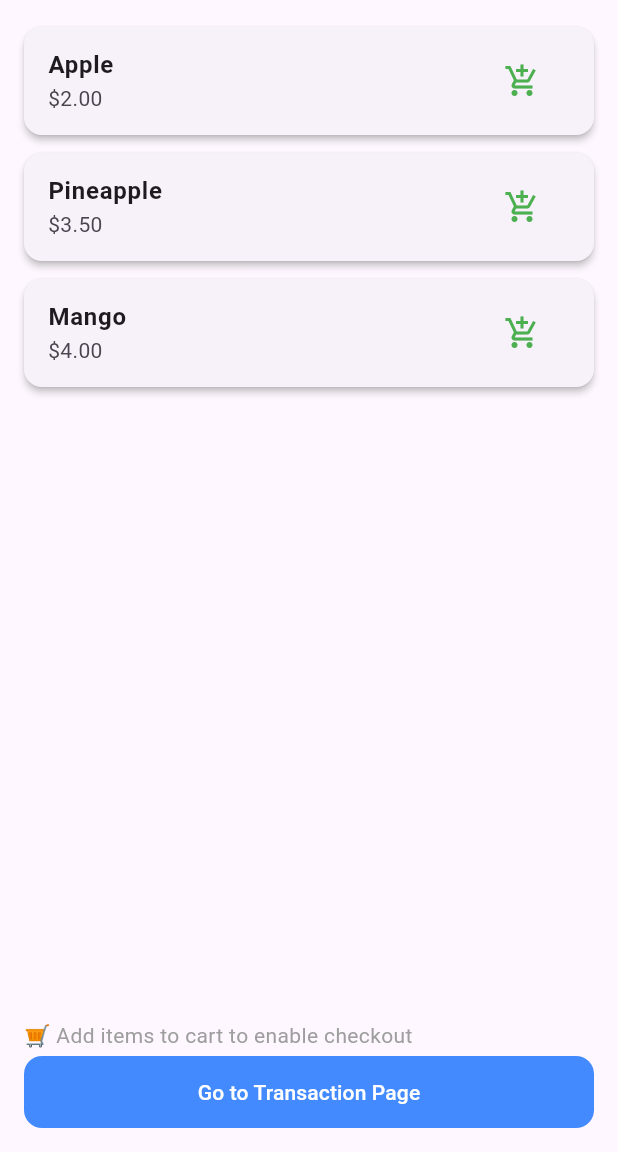
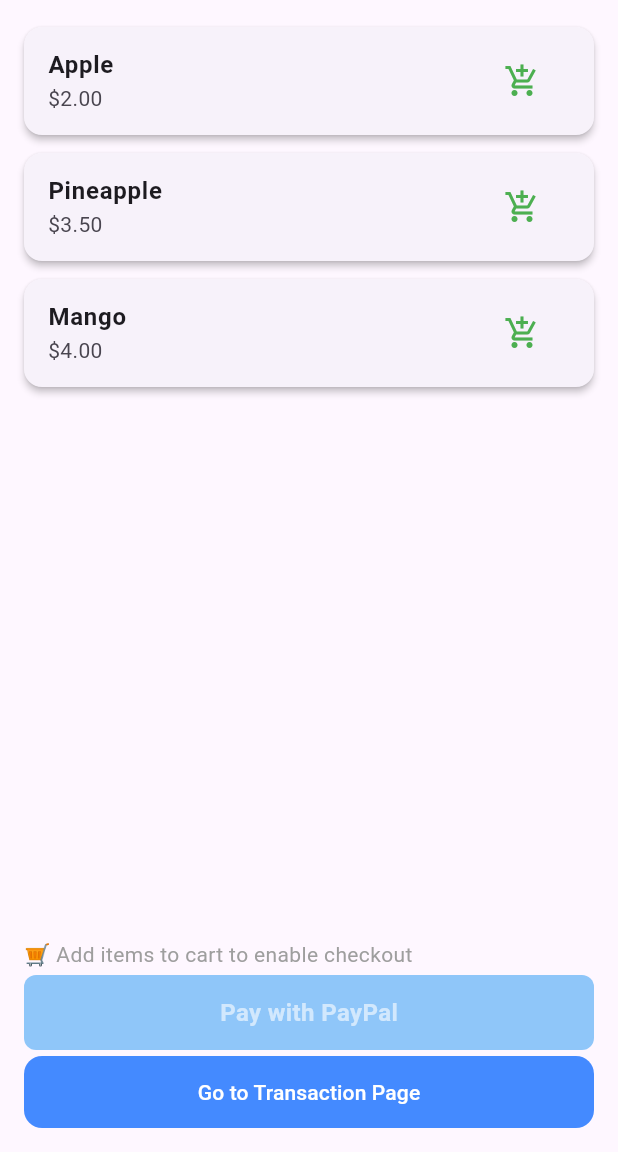
Before and after one commit to sujanbhandari1/flutter_paypal_payment_integration, a Flutter app: the screen it shows after launch, on a phone screen of 412 x 824 dp, the part 84-1236 px from its top. Run offline on Flutter 3.47's test engine with Material 3 defaults, Android fonts, the phone set to English and light mode, and no system bars; our stand-ins replace dio, flutter_riverpod, go_router; missing offline and left inert: flutter_inappwebview.

Commit message:
added prebuilt buttons

```diff
--- a/example/lib/features/home/home_screen.dart
+++ b/example/lib/features/home/home_screen.dart
@@ -2,7 +2,7 @@ import 'package:example/features/home/provider/cart_provider.dart';
 import 'package:flutter/material.dart';
 import 'package:flutter_riverpod/flutter_riverpod.dart';
 import 'package:go_router/go_router.dart';
-import 'package:paypal_integration/paypal_intregation.dart';
+import 'package:paypal_integration/paypal_integration.dart';
 import '../refund/provider/refund_state_provider.dart';
 import 'model/items.dart';
 
@@ -89,7 +89,6 @@ class HomePage extends ConsumerWidget {
                 ),
               ),
               const SizedBox(height: 12),
-
               ElevatedButton.icon(
                 style: ElevatedButton.styleFrom(
                   backgroundColor: Colors.green,
@@ -174,7 +173,35 @@ class HomePage extends ConsumerWidget {
                 style: TextStyle(color: Colors.grey),
               ),
             const SizedBox(height: 4),
-
+              PaypalPaymentButton(
+                enabled: cart.isNotEmpty,
+                clientId:
+                    "AfDlfuKlj48GElNvFRld1LZIPGAhIbyCm0MLHuhlznh0nl_eX5YiEmJHAJPVzemw0waxHIRH4sdg1It1",
+                secretKey:
+                    "EHkjluknVRt7RemM3BMP6q5WCB2xkOJ_LI4K7BBLCiGMyFOGDpR5zCVdTMXdJ9h5k2l2-zudQ8UjJnWp",
+                transactions: [
+                  {
+                    "amount": {
+                      "total": total.toStringAsFixed(2),
+                      "currency": "AUD",
+                      "details": {
+                        "subtotal": total.toStringAsFixed(2),
+                        "shipping": '0',
+                        "shipping_discount": 0,
+                      },
+                    },
+                    "description": "Payment for items sujan",
+                    "item_list": {
+                      "items": cartItems.map((e) => e.toPaypalItem()).toList(),
+                    },
+                  },
+                ],
+                returnUrl:
+                    "https://www.youtube.com/watch?v=kkzcCz1c2mE&list=RDkkzcCz1c2mE&start_radio=1",
+                cancelUrl:
+                    "https://www.youtube.com/watch?v=kkzcCz1c2mE&list=RDkkzcCz1c2mE&start_radio=1",
+              ),
+            const SizedBox(height: 4),
             // 🔗 Transaction Page Button
             TextButton(
               style: TextButton.styleFrom(
--- a/example/lib/features/home/provider/cart_provider.dart
+++ b/example/lib/features/home/provider/cart_provider.dart
@@ -1,5 +1,5 @@
 import 'package:flutter_riverpod/flutter_riverpod.dart';
-import 'package:paypal_integration/paypal_intregation.dart';
+import 'package:paypal_integration/paypal_integration.dart';
 
 import '../model/items.dart';
 
--- a/example/lib/features/refund/provider/refund_state_provider.dart
+++ b/example/lib/features/refund/provider/refund_state_provider.dart
@@ -1,5 +1,5 @@
 import 'package:flutter_riverpod/flutter_riverpod.dart';
-import 'package:paypal_integration/paypal_intregation.dart';
+import 'package:paypal_integration/paypal_integration.dart';
 
 import '../states/refund_state.dart';
 
--- a/example/lib/features/transaction/provider/transaction_state_provider.dart
+++ b/example/lib/features/transaction/provider/transaction_state_provider.dart
@@ -1,5 +1,5 @@
 import 'package:flutter_riverpod/flutter_riverpod.dart';
-import 'package:paypal_integration/paypal_intregation.dart';
+import 'package:paypal_integration/paypal_integration.dart';
 
 /// This file contains the implementation of the transaction history feature using Riverpod.
 /// It defines a [TransactionHistoryNotifier] class that manages the state of the transaction history,
--- a/lib/paypal_intregation.dart
+++ b/lib/paypal_integration.dart
@@ -4,3 +4,4 @@ export 'core/services/models/form_data.dart';
 export 'core/services/models/file.dart';
 export 'src/checkout_services.dart';
 export 'src/checkout_view_paypal.dart';
+export 'src/pre_built_checkout_button.dart';
--- /dev/null
+++ b/lib/src/pre_built_checkout_button.dart
@@ -0,0 +1,143 @@
+import 'package:flutter/material.dart';
+import '../paypal_integration.dart';
+
+/// A pre-built PayPal payment button that triggers the checkout flow.
+class PaypalPaymentButton extends StatelessWidget {
+  final String clientId;
+  final String secretKey;
+  final bool sandboxMode;
+  final List<Map<String, dynamic>> transactions;
+
+  final String returnUrl;
+  final String cancelUrl;
+
+  final Function(Map<String, dynamic>)? onSuccess;
+  final Function(dynamic)? onError;
+  final VoidCallback? onCancel;
+
+  /// UI customization
+  final Color backgroundColor;
+  final Color textColor;
+  final double borderRadius;
+  final double height;
+  final double width;
+  final String text;
+  final Widget? icon;
+
+  /// Enable/disable button
+  final bool enabled;
+
+  const PaypalPaymentButton({
+    super.key,
+    required this.clientId,
+    required this.secretKey,
+    required this.transactions,
+    required this.returnUrl,
+    required this.cancelUrl,
+    this.sandboxMode = true,
+    this.onSuccess,
+    this.onError,
+    this.onCancel,
+    this.backgroundColor = Colors.blue,
+    this.textColor = Colors.white,
+    this.borderRadius = 8.0,
+    this.height = 50,
+    this.width = double.infinity,
+    this.text = 'Pay with PayPal',
+    this.icon,
+    this.enabled = true,
+  });
+
+  void _handlePayment(BuildContext context) {
+    if (!enabled) return; // Disable tap if button is not enabled
+
+    Navigator.push(
+      context,
+      MaterialPageRoute(
+        builder: (context) => PaypalCheckoutView(
+          clientId: clientId,
+          secretKey: secretKey,
+          sandboxMode: sandboxMode,
+          transactions: transactions,
+          returnUrl: returnUrl,
+          cancelUrl: cancelUrl,
+          onSuccess: (data) {
+            // Default success screen
+            showDialog(
+              context: context,
+              builder: (_) => AlertDialog(
+                title: const Text('Payment Successful'),
+                content: Text(data.toString()),
+                actions: [
+                  TextButton(
+                    onPressed: () => Navigator.pop(context),
+                    child: const Text('OK'),
+                  ),
+                ],
+              ),
+            );
+            onSuccess?.call(data);
+          },
+          onError: (error) {
+            // Default error screen
+            showDialog(
+              context: context,
+              builder: (_) => AlertDialog(
+                title: const Text('Payment Failed'),
+                content: Text(error.toString()),
+                actions: [
+                  TextButton(
+                    onPressed: () => Navigator.pop(context),
+                    child: const Text('OK'),
+                  ),
+                ],
+              ),
+            );
+            onError?.call(error);
+          },
+          onCancel: () {
+            // Default cancel screen
+            ScaffoldMessenger.of(context).showSnackBar(
+              const SnackBar(content: Text('Payment cancelled')),
+            );
+            onCancel?.call();
+          },
+        ),
+      ),
+    );
+  }
+
+  @override
+  Widget build(BuildContext context) {
+    return GestureDetector(
+      onTap: enabled ? () => _handlePayment(context) : null,
+      child: Container(
+        height: height,
+        width: width,
+        decoration: BoxDecoration(
+          color: enabled ? backgroundColor : backgroundColor.withOpacity(0.5),
+          borderRadius: BorderRadius.circular(borderRadius),
+        ),
+        alignment: Alignment.center,
+        child: Row(
+          mainAxisSize: MainAxisSize.min,
+          mainAxisAlignment: MainAxisAlignment.center,
+          children: [
+            if (icon != null) ...[
+              icon!,
+              const SizedBox(width: 8),
+            ],
+            Text(
+              text,
+              style: TextStyle(
+                color: textColor.withOpacity(enabled ? 1 : 0.6),
+                fontSize: 16,
+                fontWeight: FontWeight.bold,
+              ),
+            ),
+          ],
+        ),
+      ),
+    );
+  }
+}
```
Also changed, not shown: lib/src/checkout_view_paypal.dart (+112 -23 lines), 5 other files.
